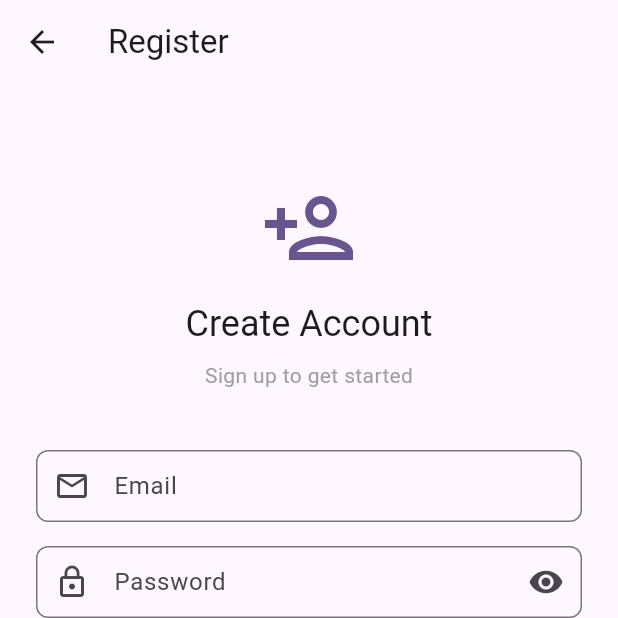
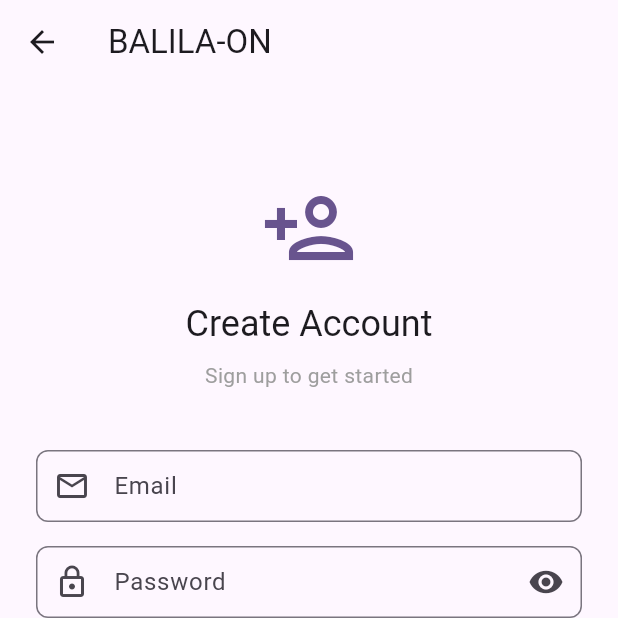
Before and after one commit to Hayatebal/firebase_crud, a Flutter app: the screen it shows after launch, after a tap on "Register here", on a phone screen of 412 x 824 dp, the top half of it. Run offline on Flutter 3.47's test engine with Material 3 defaults, Android fonts, the light colour scheme and no system bars; our stand-ins replace cloud_firestore, firebase_auth, firebase_core, google_sign_in; accounts and stored records are empty.

Commit message:
Changes to be committed: 	modified:   lib/email_verification_page.dart 	modified:   lib/home_page.dart 	modified:   lib/login_page.dart 	modified:   lib/main.dart 	modified:   lib/register_page.dart

```diff
--- a/lib/email_verification_page.dart
+++ b/lib/email_verification_page.dart
@@ -108,7 +108,7 @@ class _EmailVerificationPageState extends State<EmailVerificationPage> {
       onWillPop: () async => false,
       child: Scaffold(
         appBar: AppBar(
-          title: const Text('Verify Email'),
+          title: const Text('BALILA-ON'),
           elevation: 0,
           automaticallyImplyLeading: false,
         ),
--- a/lib/home_page.dart
+++ b/lib/home_page.dart
@@ -155,7 +155,7 @@ class _HomePageState extends State<HomePage> {
   Widget build(BuildContext context) {
     return Scaffold(
       appBar: AppBar(
-        title: const Text('FirebaseCRUD (Balila-on)'),
+        title: const Text('BALILA-ON'),
         actions: [
           IconButton(
             icon: Icon(
--- a/lib/login_page.dart
+++ b/lib/login_page.dart
@@ -86,7 +86,7 @@ class _LoginPageState extends State<LoginPage> {
   Widget build(BuildContext context) {
     return Scaffold(
       appBar: AppBar(
-        title: const Text('Login'),
+        title: const Text('BALILA-ON'),
         elevation: 0,
       ),
       body: SingleChildScrollView(
--- a/lib/main.dart
+++ b/lib/main.dart
@@ -30,8 +30,11 @@ class MyApp extends StatelessWidget {
         stream: FirebaseAuth.instance.authStateChanges(),
         builder: (context, snapshot) {
           if (snapshot.connectionState == ConnectionState.waiting) {
-            return const Scaffold(
-              body: Center(
+            return Scaffold(
+              appBar: AppBar(
+                title: const Text('BALILA-ON'),
+              ),
+              body: const Center(
                 child: CircularProgressIndicator(),
               ),
             );
--- a/lib/register_page.dart
+++ b/lib/register_page.dart
@@ -101,7 +101,7 @@ class _RegisterPageState extends State<RegisterPage> {
   Widget build(BuildContext context) {
     return Scaffold(
       appBar: AppBar(
-        title: const Text('Register'),
+        title: const Text('BALILA-ON'),
         elevation: 0,
         leading: IconButton(
           icon: const Icon(Icons.arrow_back),
```
